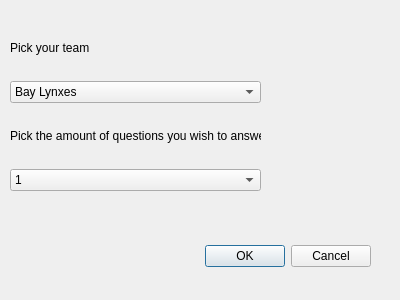
This is Tester/AskTeam.ui in Natsrak/math-leaderboard as Qt 5 draws it before an edit. The edited form follows.
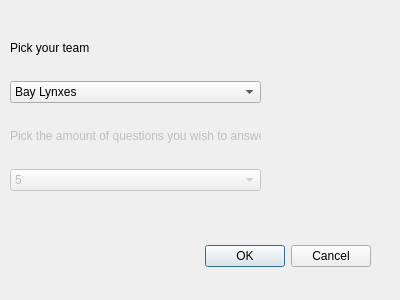
This is the edited form.

```diff
--- a/Tester/AskTeam.ui
+++ b/Tester/AskTeam.ui
@@ -29,7 +29,7 @@
     <set>QDialogButtonBox::Cancel|QDialogButtonBox::Ok</set>
    </property>
   </widget>
-  <widget class="QWidget" name="">
+  <widget class="QWidget" name="layoutWidget">
    <property name="geometry">
     <rect>
      <x>10</x>
@@ -92,6 +92,9 @@
     </item>
     <item>
      <widget class="QLabel" name="label_2">
+      <property name="enabled">
+       <bool>false</bool>
+      </property>
       <property name="text">
        <string>Pick the amount of questions you wish to answer</string>
       </property>
@@ -99,6 +102,12 @@
     </item>
     <item>
      <widget class="QComboBox" name="questionCountComboBox">
+      <property name="enabled">
+       <bool>false</bool>
+      </property>
+      <property name="currentIndex">
+       <number>1</number>
+      </property>
       <item>
        <property name="text">
         <string>1</string>
```
